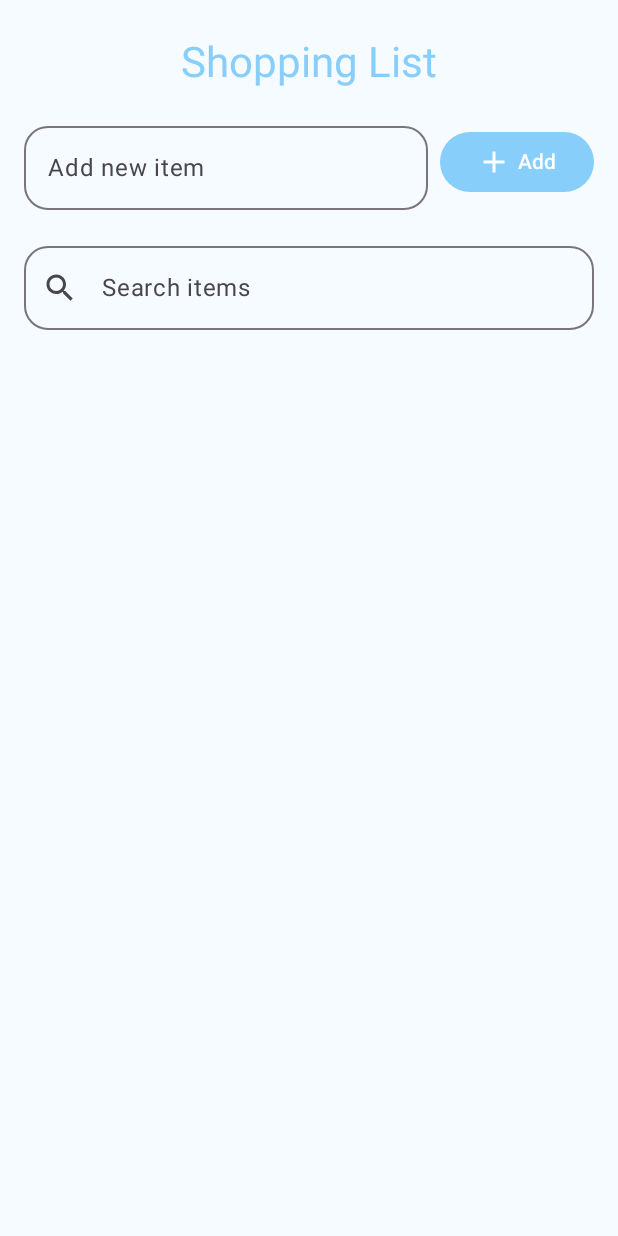
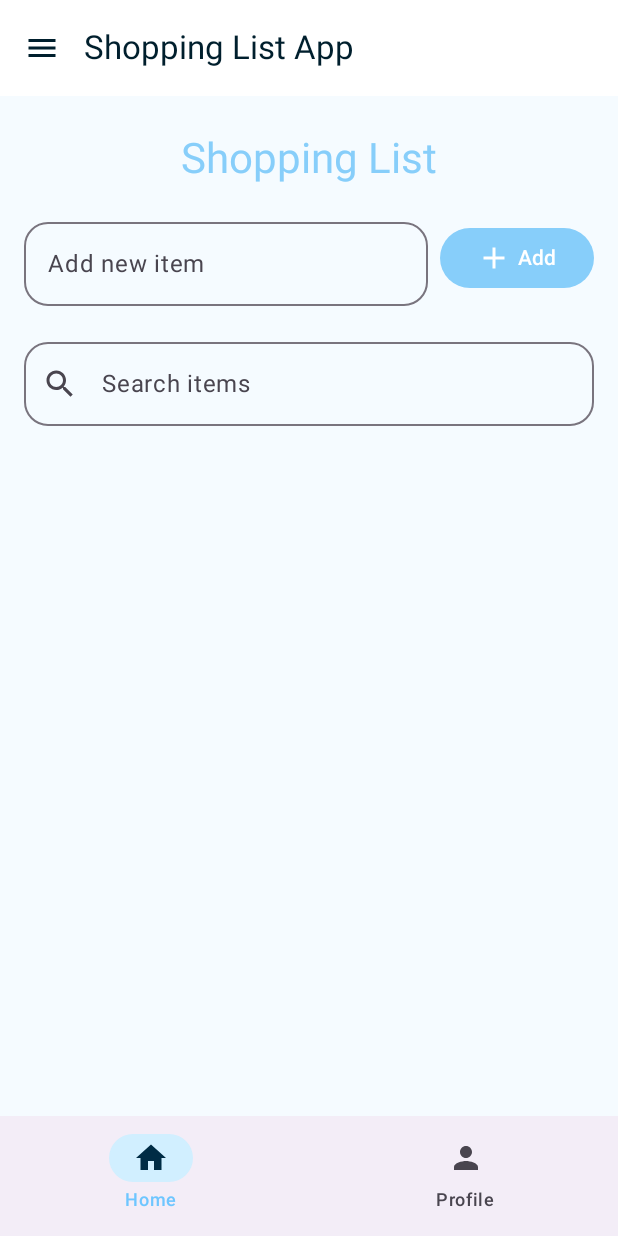
Before and after one commit to AlyaZulhanifa/ShoppingList, an Android app built with Jetpack Compose: the screen it shows after launch (MainActivity), on a phone screen of 412 x 824 dp. Run offline under Robolectric (Android 15) with nearby library versions, the phone set to English and light mode, and no system bars.

Commit message:
Tugas 3 ShoppingList Navigasi_Alya Zulhanifa_2311523028

```diff
--- a/app/build.gradle.kts
+++ b/app/build.gradle.kts
@@ -50,6 +50,7 @@ dependencies {
     implementation(libs.androidx.ui.tooling.preview)
     implementation(libs.androidx.material3)
     implementation(libs.material3)
+    implementation(libs.androidx.runtime.saveable)
     testImplementation(libs.junit)
     androidTestImplementation(libs.androidx.junit)
     androidTestImplementation(libs.androidx.espresso.core)
@@ -57,4 +58,9 @@ dependencies {
     androidTestImplementation(libs.androidx.ui.test.junit4)
     debugImplementation(libs.androidx.ui.tooling)
     debugImplementation(libs.androidx.ui.test.manifest)
+
+    // Jetpack Navigation & Animation
+    implementation("androidx.navigation:navigation-compose:2.7.7")
+    implementation("androidx.compose.animation:animation:1.7.1")
+
 }
--- a/app/src/main/java/com/example/shoppinglist/MainActivity.kt
+++ b/app/src/main/java/com/example/shoppinglist/MainActivity.kt
@@ -1,54 +1,153 @@
 package com.example.shoppinglist
 
-import ItemInput
-import SearchInput
-import com.example.shoppinglist.components.AnimatedShoppingListItem
+import android.annotation.SuppressLint
 import android.os.Bundle
 import androidx.activity.ComponentActivity
 import androidx.activity.compose.setContent
-import androidx.compose.foundation.layout.Column
-import androidx.compose.foundation.layout.Spacer
-import androidx.compose.foundation.layout.WindowInsets
-import androidx.compose.foundation.layout.asPaddingValues
-import androidx.compose.foundation.layout.fillMaxSize
-import androidx.compose.foundation.layout.fillMaxWidth
-import androidx.compose.foundation.layout.height
-import androidx.compose.foundation.layout.padding
-import androidx.compose.foundation.layout.safeDrawing
-import androidx.compose.material3.Button
-import androidx.compose.material3.MaterialTheme
-import androidx.compose.material3.OutlinedTextField
-import androidx.compose.material3.Surface
-import androidx.compose.material3.Text
-import androidx.compose.runtime.Composable
-import androidx.compose.runtime.derivedStateOf
-import androidx.compose.runtime.getValue
-import androidx.compose.runtime.mutableStateListOf
-import androidx.compose.runtime.mutableStateOf
-import androidx.compose.runtime.remember
-import androidx.compose.runtime.saveable.rememberSaveable
-import androidx.compose.runtime.setValue
-import androidx.compose.ui.Modifier
-import androidx.compose.ui.unit.dp
-import com.example.shoppinglist.ui.theme.ShoppingListTheme
+import androidx.compose.animation.ExperimentalAnimationApi
+import androidx.compose.foundation.layout.*
 import androidx.compose.foundation.lazy.LazyColumn
 import androidx.compose.foundation.lazy.items
+import androidx.compose.foundation.rememberScrollState
+import androidx.compose.foundation.verticalScroll
+import androidx.compose.material.icons.Icons
+import androidx.compose.material.icons.filled.Home
+import androidx.compose.material.icons.filled.Menu
+import androidx.compose.material.icons.filled.Person
+import androidx.compose.material.icons.filled.Settings
+import androidx.compose.material3.*
+import androidx.compose.runtime.*
+import androidx.compose.runtime.saveable.rememberSaveable
+import androidx.compose.ui.Alignment
+import androidx.compose.ui.Modifier
+import androidx.compose.ui.text.font.FontWeight
+import androidx.compose.ui.text.style.TextAlign
+import androidx.compose.ui.unit.dp
+import androidx.compose.ui.unit.sp
+import androidx.navigation.NavHostController
+import androidx.navigation.compose.NavHost
+import androidx.navigation.compose.composable
+import androidx.navigation.compose.currentBackStackEntryAsState
+import androidx.navigation.compose.rememberNavController
+import com.example.shoppinglist.component.AnimatedShoppingListItem
+import com.example.shoppinglist.component.ItemInput
+import com.example.shoppinglist.component.SearchInput
+import com.example.shoppinglist.ui.theme.ShoppingListTheme
+import kotlinx.coroutines.launch
 
 class MainActivity : ComponentActivity() {
     override fun onCreate(savedInstanceState: Bundle?) {
         super.onCreate(savedInstanceState)
         setContent {
             ShoppingListTheme {
-                Surface(
-                    modifier = Modifier.fillMaxSize(),
-                    color = MaterialTheme.colorScheme.background
-                ) {
-                    ShoppingListApp()
-                }
+                MainScreen()
             }
         }
     }
 }
+
+@SuppressLint("UnusedMaterial3ScaffoldPaddingParameter")
+@OptIn(ExperimentalMaterial3Api::class, ExperimentalAnimationApi::class)
+@Composable
+fun MainScreen() {
+    val navController = rememberNavController()
+    val drawerState = rememberDrawerState(initialValue = DrawerValue.Closed)
+    val scope = rememberCoroutineScope()
+
+    ModalNavigationDrawer(
+        drawerState = drawerState,
+        drawerContent = {
+            ModalDrawerSheet {
+                Text(
+                    "Menu",
+                    style = MaterialTheme.typography.titleLarge,
+                    modifier = Modifier.padding(16.dp)
+                )
+                NavigationDrawerItem(
+                    label = { Text("Settings") },
+                    selected = navController.currentBackStackEntryAsState().value?.destination?.route == "settings",
+                    onClick = {
+                        scope.launch {
+                            drawerState.close()
+                            navController.navigate("settings") {
+                                popUpTo("home") { saveState = true }
+                                launchSingleTop = true
+                                restoreState = true
+                            }
+                        }
+                    },
+                    icon = { Icon(Icons.Default.Settings, contentDescription = null) }
+                )
+            }
+        }
+    ) {
+        Scaffold(
+            topBar = {
+                SmallTopAppBar(
+                    onMenuClick = { scope.launch { drawerState.open() } }
+                )
+            },
+            bottomBar = {
+                BottomNavigationBar(navController = navController)
+            }
+        ) { innerPadding ->
+            NavHost(
+                navController = navController,
+                startDestination = "home",
+                modifier = Modifier.padding(innerPadding)
+            ) {
+                composable("home") { ShoppingListApp() }
+                composable("profile") { ProfileScreen() }
+                composable("settings") { SettingsScreen() }
+            }
+        }
+    }
+}
+
+
+@OptIn(ExperimentalMaterial3Api::class)
+@Composable
+fun SmallTopAppBar(onMenuClick: () -> Unit) {
+    TopAppBar(
+        title = { Text("Shopping List App") },
+        navigationIcon = {
+            IconButton(onClick = onMenuClick) {
+                Icon(Icons.Default.Menu, contentDescription = "Menu")
+            }
+        }
+    )
+}
+
+@Composable
+fun BottomNavigationBar(navController: NavHostController) {
+    val items = listOf(
+        BottomNavItem("Home", Icons.Default.Home, "home"),
+        BottomNavItem("Profile", Icons.Default.Person, "profile")
+    )
+    NavigationBar {
+        val currentDestination = navController.currentBackStackEntryAsState().value?.destination?.route
+        items.forEach { item ->
+            NavigationBarItem(
+                selected = currentDestination == item.route,
+                onClick = {
+                    navController.navigate(item.route) {
+                        popUpTo("home") { saveState = true }
+                        launchSingleTop = true
+                        restoreState = true
+                    }
+                },
+                icon = { Icon(item.icon, contentDescription = item.label) },
+                label = { Text(item.label) }
+            )
+        }
+    }
+}
+
+data class BottomNavItem(
+    val label: String,
+    val icon: androidx.compose.ui.graphics.vector.ImageVector,
+    val route: String
+)
 
 @Composable
 fun ShoppingListApp() {
@@ -58,11 +157,8 @@ fun ShoppingListApp() {
 
     val filteredItems by remember(searchQuery, shoppingItems) {
         derivedStateOf {
-            if (searchQuery.isBlank()) {
-                shoppingItems
-            } else {
-                shoppingItems.filter { it.contains(searchQuery, ignoreCase = true) }
-            }
+            if (searchQuery.isBlank()) shoppingItems
+            else shoppingItems.filter { it.contains(searchQuery, ignoreCase = true) }
         }
     }
 
@@ -72,7 +168,15 @@ fun ShoppingListApp() {
             .padding(WindowInsets.safeDrawing.asPaddingValues())
             .padding(horizontal = 16.dp)
     ) {
-        Title()
+        Text(
+            text = "Shopping List",
+            style = MaterialTheme.typography.headlineMedium,
+            color = MaterialTheme.colorScheme.primary,
+            modifier = Modifier
+                .fillMaxWidth()
+                .padding(top = 24.dp, bottom = 16.dp),
+            textAlign = TextAlign.Center
+        )
 
         ItemInput(
             text = newItemText,
@@ -86,67 +190,64 @@ fun ShoppingListApp() {
         )
 
         Spacer(modifier = Modifier.height(16.dp))
-
-        SearchInput(
-            query = searchQuery,
-            onQueryChange = { searchQuery = it }
-        )
-
+        SearchInput(query = searchQuery, onQueryChange = { searchQuery = it })
         Spacer(modifier = Modifier.height(16.dp))
-
-        ShoppingList(items = filteredItems)
-    }
-}
-
-@Composable
-fun Title() {
-    Text(
-        text = "Shopping List",
-        style = MaterialTheme.typography.headlineMedium, // lebih besar dari titleLarge
-        color = MaterialTheme.colorScheme.primary,
-        modifier = Modifier
-            .fillMaxWidth()
-            .padding(top = 24.dp, bottom = 16.dp),
-        textAlign = androidx.compose.ui.text.style.TextAlign.Center
-    )
-}
-
-
-@Composable
-fun ItemInput(text: String, onTextChange: (String)->Unit, onAddItem: ()->Unit) {
-    androidx.compose.foundation.layout.Row(
-        modifier = Modifier.fillMaxSize(),
-        horizontalArrangement = androidx.compose.foundation.layout.Arrangement.spacedBy(8.dp)
-    ) {
-        OutlinedTextField(
-            value = text,
-            onValueChange = onTextChange,
-            label = { Text("Add new item") },
-            modifier = Modifier.weight(1f)
-        )
-        Button(onClick = onAddItem) {
-            Text("+ Add")
+        LazyColumn(verticalArrangement = Arrangement.spacedBy(8.dp)) {
+            items(filteredItems, key = { it }) { item ->
+                AnimatedShoppingListItem(item = item)
+            }
         }
     }
 }
 
 @Composable
-fun SearchInput(query: String, onQueryChange: (String)->Unit) {
-    OutlinedTextField(
-        value = query,
-        onValueChange = onQueryChange,
-        label = { Text("Search items") },
-        modifier = Modifier.fillMaxSize()
-    )
+fun ProfileScreen() {
+    Column(
+        modifier = Modifier
+            .fillMaxSize()
+            .padding(20.dp)
+            .verticalScroll(rememberScrollState()),
+        horizontalAlignment = Alignment.CenterHorizontally
+    ) {
+        Icon(
+            imageVector = Icons.Default.Person,
+            contentDescription = "Foto Diri",
+            modifier = Modifier
+                .size(120.dp)
+                .padding(8.dp),
+            tint = MaterialTheme.colorScheme.primary
+        )
+        Spacer(modifier = Modifier.height(12.dp))
+        Text("Alya Zulhanifa", fontSize = 22.sp, fontWeight = FontWeight.Bold)
+        Text("NIM: 2311523028", fontSize = 16.sp)
+        Spacer(modifier = Modifier.height(20.dp))
+
+        Card(
+            modifier = Modifier.fillMaxWidth(),
+            colors = CardDefaults.cardColors(containerColor = MaterialTheme.colorScheme.primaryContainer),
+            elevation = CardDefaults.cardElevation(4.dp)
+        ) {
+            Column(modifier = Modifier.padding(16.dp)) {
+                Text("Hobi: Membaca Novel dan Webtoon & Nonton Drama Korea")
+                Text("Tempat, Tanggal Lahir: Solok, 21 Januari 2005")
+                Text("Peminatan: Mobile Programming")
+            }
+        }
+    }
 }
 
 @Composable
-fun ShoppingList(items: List<String>) {
-    LazyColumn(
-        verticalArrangement = androidx.compose.foundation.layout.Arrangement.spacedBy(8.dp)
+fun SettingsScreen() {
+    Box(
+        modifier = Modifier
+            .fillMaxSize()
+            .padding(20.dp),
+        contentAlignment = Alignment.Center
     ) {
-        items(items, key = { it }) { item ->
-            AnimatedShoppingListItem(item = item)
-        }
+        Text(
+            text = "Ini halaman Pengaturan ⚙️",
+            style = MaterialTheme.typography.headlineSmall,
+            color = MaterialTheme.colorScheme.primary
+        )
     }
 }
--- a/app/src/main/java/com/example/shoppinglist/component/ItemInput.kt
+++ b/app/src/main/java/com/example/shoppinglist/component/ItemInput.kt
@@ -1,3 +1,5 @@
+package com.example.shoppinglist.component
+
 import androidx.compose.foundation.layout.Row
 import androidx.compose.foundation.layout.Spacer
 import androidx.compose.foundation.layout.fillMaxWidth
--- a/app/src/main/java/com/example/shoppinglist/component/SearchInput.kt
+++ b/app/src/main/java/com/example/shoppinglist/component/SearchInput.kt
@@ -1,3 +1,5 @@
+package com.example.shoppinglist.component
+
 import androidx.compose.foundation.layout.fillMaxWidth
 import androidx.compose.foundation.shape.RoundedCornerShape
 import androidx.compose.material.icons.Icons
--- a/app/src/main/java/com/example/shoppinglist/component/ShoppingList.kt
+++ b/app/src/main/java/com/example/shoppinglist/component/ShoppingList.kt
@@ -1,4 +1,4 @@
-package com.example.shoppinglist.components
+package com.example.shoppinglist.component
 
 import androidx.compose.animation.AnimatedVisibility
 import androidx.compose.animation.animateColorAsState
--- a/app/src/main/java/com/example/shoppinglist/component/Title.kt
+++ b/app/src/main/java/com/example/shoppinglist/component/Title.kt
@@ -1,4 +1,5 @@
-import androidx.compose.foundation.layout.fillMaxSize
+package com.example.shoppinglist.component
+
 import androidx.compose.foundation.layout.fillMaxWidth
 import androidx.compose.foundation.layout.padding
 import androidx.compose.material3.MaterialTheme
--- a/gradle/libs.versions.toml
+++ b/gradle/libs.versions.toml
@@ -9,6 +9,7 @@ lifecycleRuntimeKtx = "2.9.3"
 activityCompose = "1.10.1"
 composeBom = "2024.09.00"
 material3 = "1.3.2"
+runtimeSaveable = "1.9.2"
 
 [libraries]
 androidx-core-ktx = { group = "androidx.core", name = "core-ktx", version.ref = "coreKtx" }
@@ -26,6 +27,7 @@ androidx-ui-test-manifest = { group = "androidx.compose.ui", name = "ui-test-man
 androidx-ui-test-junit4 = { group = "androidx.compose.ui", name = "ui-test-junit4" }
 androidx-material3 = { group = "androidx.compose.material3", name = "material3" }
 material3 = { group = "androidx.compose.material3", name = "material3", version.ref = "material3" }
+androidx-runtime-saveable = { group = "androidx.compose.runtime", name = "runtime-saveable", version.ref = "runtimeSaveable" }
 
 [plugins]
 android-application = { id = "com.android.application", version.ref = "agp" }
```
